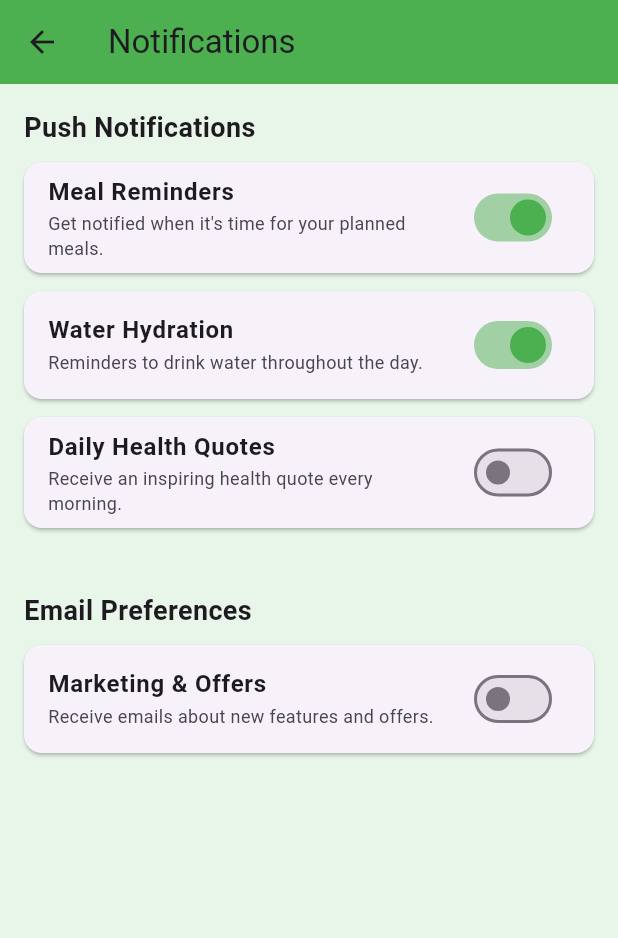
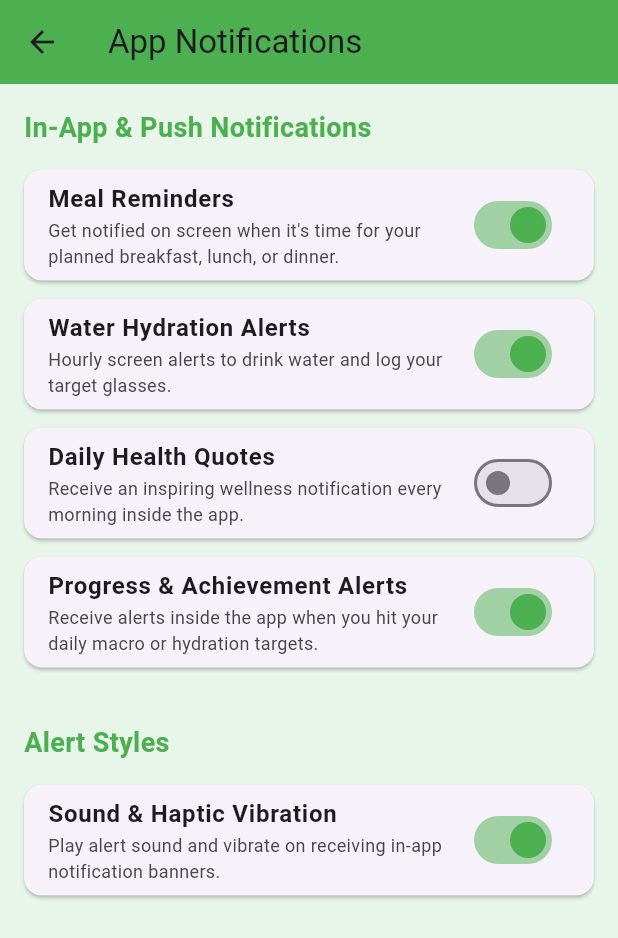
Before and after one commit to sowmyameenuga/Nutrimeal-, a Flutter app: the NotificationsScreen screen opened by its route, on a phone screen of 412 x 824 dp. Shown: the top 938 px of the screen. Run offline on Flutter 3.47's test engine with Material 3 defaults, Android fonts, the phone set to English and light mode, and no system bars; our stand-ins replace shared_preferences; accounts and stored records are empty.

Commit message:
feat(notification): customize notifications screen for app-only alerts and styles

```diff
--- a/lib/screens/notifications_screen.dart
+++ b/lib/screens/notifications_screen.dart
@@ -11,53 +11,60 @@ class _NotificationsScreenState extends State<NotificationsScreen> {
   bool _mealReminders = true;
   bool _waterReminders = true;
   bool _dailyQuotes = false;
-  bool _marketingEmails = false;
+  bool _soundAndVibrate = true;
+  bool _progressAlerts = true;
 
   @override
   Widget build(BuildContext context) {
     return Scaffold(
       backgroundColor: Colors.green.shade50,
       appBar: AppBar(
-        title: const Text("Notifications"),
+        title: const Text("App Notifications"),
         backgroundColor: Colors.green,
       ),
       body: ListView(
         padding: const EdgeInsets.all(16),
         children: [
           const Text(
-            "Push Notifications",
-            style: TextStyle(fontSize: 18, fontWeight: FontWeight.bold),
+            "In-App & Push Notifications",
+            style: TextStyle(fontSize: 18, fontWeight: FontWeight.bold, color: Colors.green),
           ),
-          const SizedBox(height: 10),
+          const SizedBox(height: 15),
           _buildSwitch(
             "Meal Reminders",
-            "Get notified when it's time for your planned meals.",
+            "Get notified on screen when it's time for your planned breakfast, lunch, or dinner.",
             _mealReminders,
             (val) => setState(() => _mealReminders = val),
           ),
           _buildSwitch(
-            "Water Hydration",
-            "Reminders to drink water throughout the day.",
+            "Water Hydration Alerts",
+            "Hourly screen alerts to drink water and log your target glasses.",
             _waterReminders,
             (val) => setState(() => _waterReminders = val),
           ),
           _buildSwitch(
             "Daily Health Quotes",
-            "Receive an inspiring health quote every morning.",
+            "Receive an inspiring wellness notification every morning inside the app.",
             _dailyQuotes,
             (val) => setState(() => _dailyQuotes = val),
           ),
-          const SizedBox(height: 30),
+          _buildSwitch(
+            "Progress & Achievement Alerts",
+            "Receive alerts inside the app when you hit your daily macro or hydration targets.",
+            _progressAlerts,
+            (val) => setState(() => _progressAlerts = val),
+          ),
+          const SizedBox(height: 25),
           const Text(
-            "Email Preferences",
-            style: TextStyle(fontSize: 18, fontWeight: FontWeight.bold),
+            "Alert Styles",
+            style: TextStyle(fontSize: 18, fontWeight: FontWeight.bold, color: Colors.green),
           ),
-          const SizedBox(height: 10),
+          const SizedBox(height: 15),
           _buildSwitch(
-            "Marketing & Offers",
-            "Receive emails about new features and offers.",
-            _marketingEmails,
-            (val) => setState(() => _marketingEmails = val),
+            "Sound & Haptic Vibration",
+            "Play alert sound and vibrate on receiving in-app notification banners.",
+            _soundAndVibrate,
+            (val) => setState(() => _soundAndVibrate = val),
           ),
         ],
       ),
```
